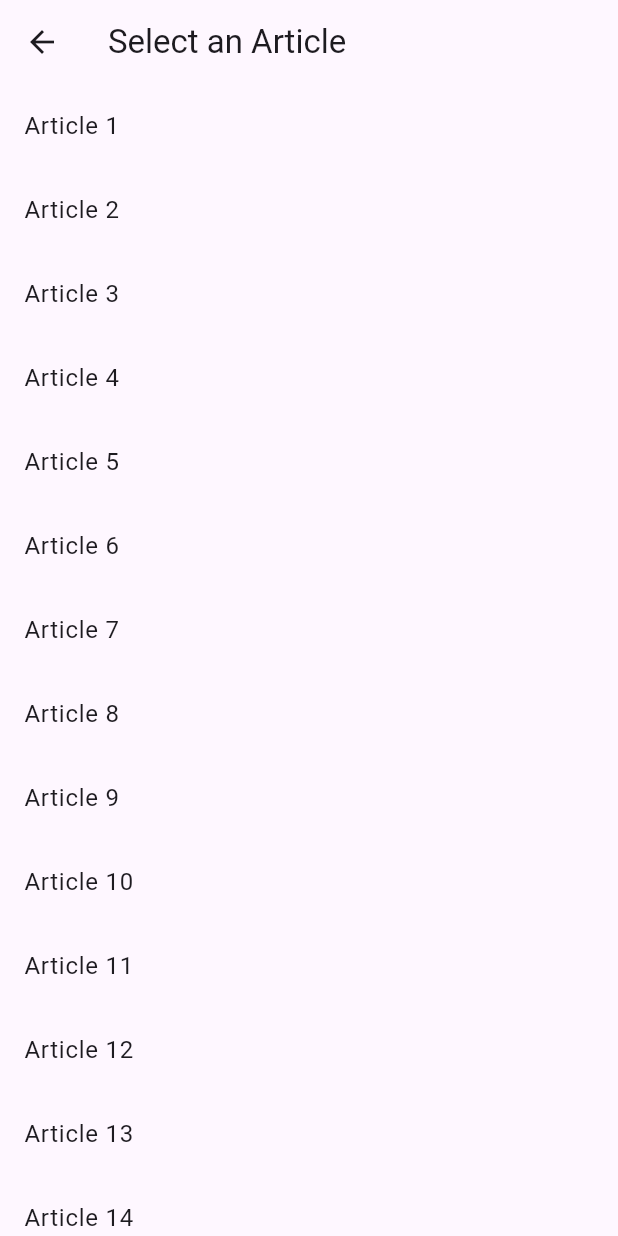
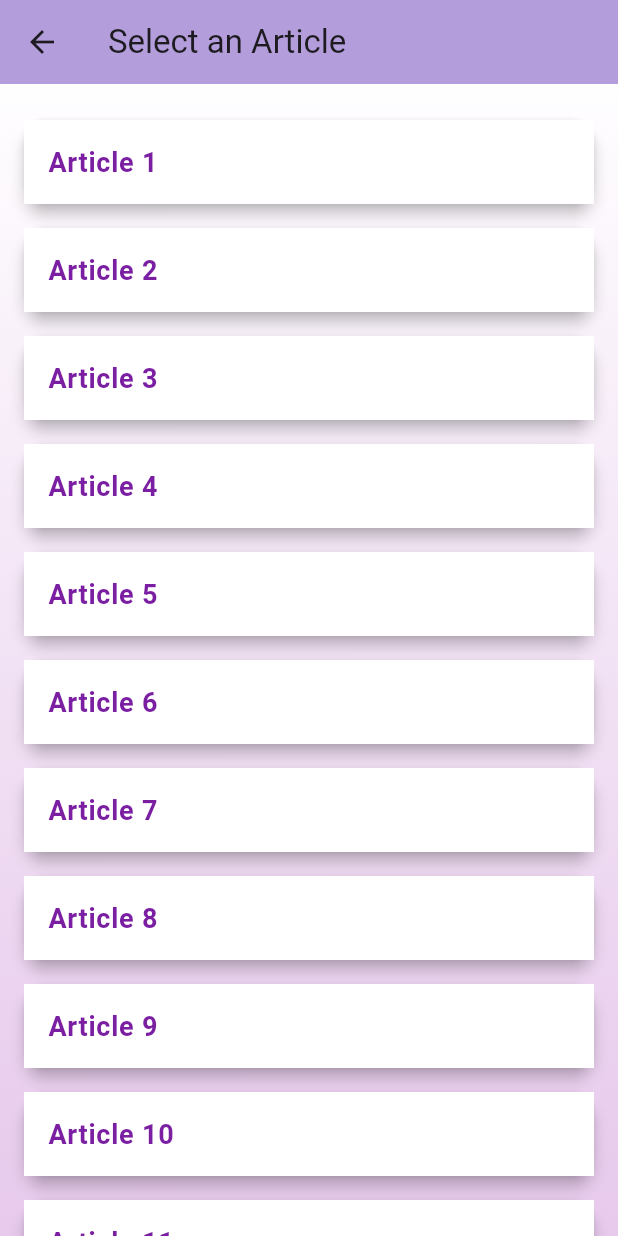
Before and after one commit to Vaish-011/samvidhanarcadehtf, a Flutter app: the ArticleSelectionScreen screen opened directly, on a phone screen of 412 x 824 dp. Run offline on Flutter 3.47's test engine with Material 3 defaults, Android fonts, the light colour scheme and no system bars.

Commit message:
changes in article selection ui

```diff
--- a/lib/screens/article_selection_screen.dart
+++ b/lib/screens/article_selection_screen.dart
@@ -29,14 +29,41 @@ class _ArticleSelectionScreenState extends State<ArticleSelectionScreen> {
     return Scaffold(
       appBar: AppBar(
         title: Text('Select an Article'),
+        backgroundColor: Color(0xFFB39DDB), // Match the AppBar color
       ),
-      body: articles.isEmpty
+      body: Container(
+        decoration: BoxDecoration(
+          gradient: LinearGradient(
+            begin: Alignment.topCenter,
+            end: Alignment.bottomCenter,
+            colors: [
+              Colors.white.withOpacity(0.9), // Soft white
+              Color(0xFFE1BEE7).withOpacity(0.8), // Lighter purple
+            ],
+          ),
+        ),
+        child: articles.isEmpty
             ? Center(child: CircularProgressIndicator())
             : ListView.builder(
+          padding: const EdgeInsets.all(16.0),
           itemCount: articles.length,
           itemBuilder: (context, index) {
-          return ListTile(
-            title: Text(articles[index]['title']),
+            return Card(
+              elevation: 4, // Shadow effect for the card
+              margin: const EdgeInsets.symmetric(vertical: 8.0), // Space between cards
+              shape: RoundedRectangleBorder(
+                borderRadius: BorderRadius.circular(15), // Rounded corners
+              ),
+              child: ListTile(
+                title: Text(
+                  articles[index]['title'],
+                  style: TextStyle(
+                    fontSize: 18, // Font size for the article title
+                    fontWeight: FontWeight.bold,
+                    color: Color(0xFF7B1FA2), // Match text color with the theme
+                  ),
+                ),
+                tileColor: Colors.white, // Background color for the tile
                 onTap: () {
                   Navigator.push(
                     context,
@@ -48,8 +75,10 @@ class _ArticleSelectionScreenState extends State<ArticleSelectionScreen> {
                     ),
                   );
                 },
+              ),
             );
           },
+        ),
       ),
     );
   }
```
Lines whose indentation alone changed are shown as unchanged.
